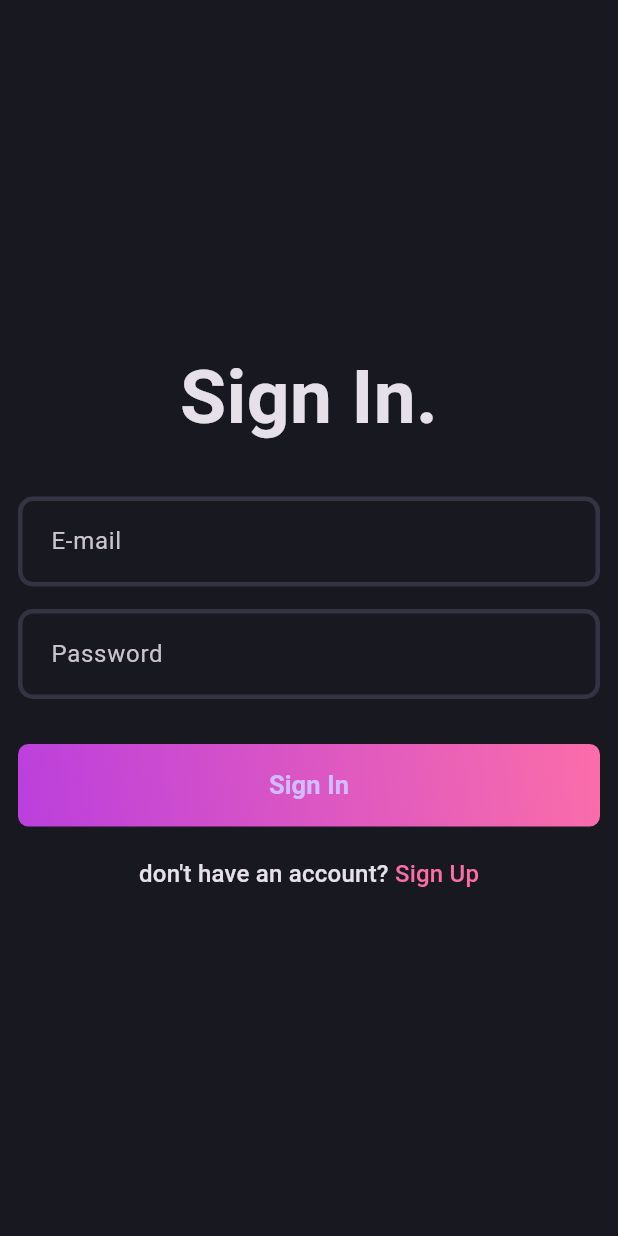
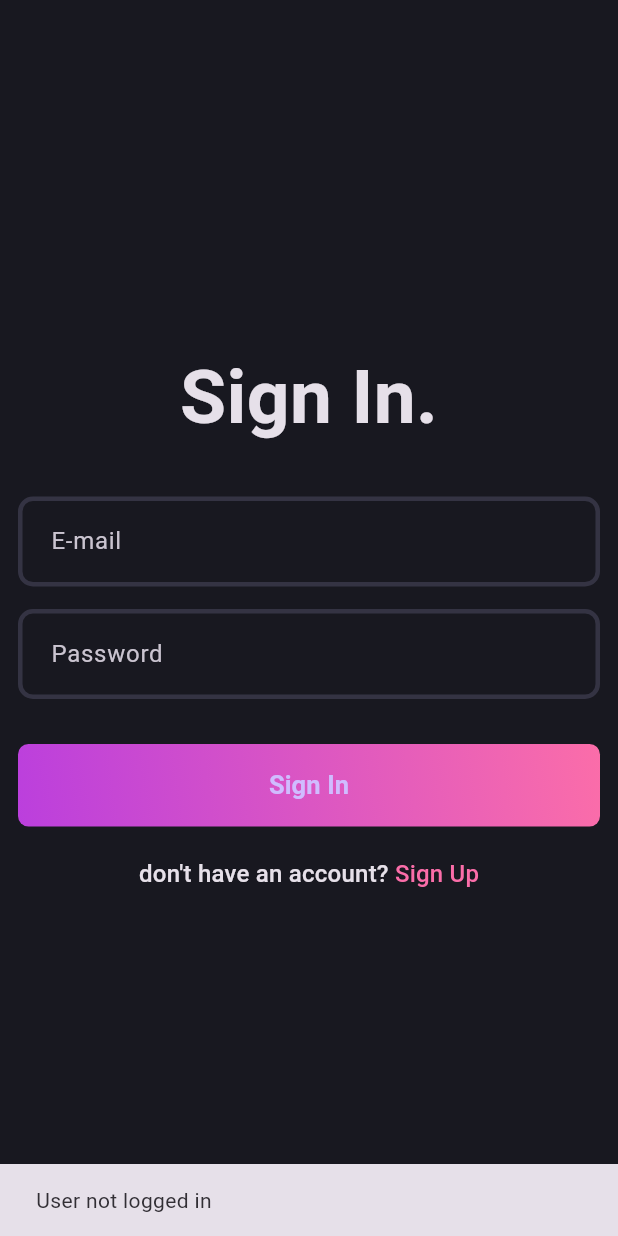
Before and after one commit to mohannadofficial/blog_app_clean_architecture, a Flutter app: the first screen one second after launch, on a phone screen of 412 x 824 dp. Run offline on Flutter 3.47's test engine with Material 3 defaults, Android fonts, the light colour scheme and no system bars; our stand-ins replace equatable, flutter_bloc, fpdart, get_it, go_router, supabase_flutter; accounts and stored records are empty.

Commit message:
fetch current user when open app

```diff
--- /dev/null
+++ b/lib/app.dart
@@ -0,0 +1,21 @@
+import 'package:blog/core/common/cubit/app_user_cubit.dart';
+import 'package:blog/features/auth/presentation/pages/sign_in_page.dart';
+import 'package:blog/features/blog/presenation/pages/blog_page.dart';
+import 'package:flutter/material.dart';
+import 'package:flutter_bloc/flutter_bloc.dart';
+
+class App extends StatelessWidget {
+  const App({super.key});
+
+  @override
+  Widget build(BuildContext context) {
+    return BlocSelector<AppUserCubit, AppUserState, bool>(
+      selector: (state) {
+        return state is AppUserLoggedIn;
+      },
+      builder: (context, isLoggedIn) {
+        return isLoggedIn ? const BlogPage() : const SignInPage();
+      },
+    );
+  }
+}
--- a/lib/app_router.dart
+++ b/lib/app_router.dart
@@ -1,8 +1,12 @@
+import 'package:blog/app.dart';
 import 'package:blog/features/auth/presentation/pages/sign_in_page.dart';
 import 'package:blog/features/auth/presentation/pages/sign_up_page.dart';
+import 'package:blog/features/blog/presenation/pages/blog_page.dart';
 import 'package:go_router/go_router.dart';
 
 enum AppRouter {
+  home,
+  blog,
   signIn,
   signUp,
 }
@@ -13,13 +17,24 @@ final goRoute = GoRouter(
   routes: [
     GoRoute(
         path: '/',
+        name: AppRouter.home.name,
+        builder: (context, state) => const App(),
+        routes: [
+          GoRoute(
+            path: 'blogs',
+            name: AppRouter.blog.name,
+            builder: (context, state) => const BlogPage(),
+          ),
+          GoRoute(
+            path: 'sign-in',
             name: AppRouter.signIn.name,
             builder: (context, state) => const SignInPage(),
           ),
           GoRoute(
-      path: '/sign-up',
+            path: 'sign-up',
             name: AppRouter.signUp.name,
             builder: (context, state) => const SignUpPage(),
           ),
+        ]),
   ],
 );
--- /dev/null
+++ b/lib/core/common/cubit/app_user_cubit.dart
@@ -0,0 +1,17 @@
+import 'package:blog/features/auth/domain/entities/user.dart';
+import 'package:equatable/equatable.dart';
+import 'package:flutter_bloc/flutter_bloc.dart';
+
+part 'app_user_state.dart';
+
+class AppUserCubit extends Cubit<AppUserState> {
+  AppUserCubit() : super(AppUserInitial());
+
+  void updateUser(User? user) {
+    if (user == null) {
+      emit(AppUserInitial());
+    } else {
+      emit(AppUserLoggedIn(user: user));
+    }
+  }
+}
--- /dev/null
+++ b/lib/core/common/cubit/app_user_state.dart
@@ -0,0 +1,24 @@
+part of 'app_user_cubit.dart';
+
+sealed class AppUserState extends Equatable {
+  const AppUserState();
+
+  @override
+  List<Object> get props => [];
+}
+
+final class AppUserInitial extends AppUserState {
+  @override
+  List<Object> get props => [];
+}
+
+final class AppUserLoggedIn extends AppUserState {
+  final User user;
+
+  const AppUserLoggedIn({
+    required this.user,
+  });
+
+  @override
+  List<Object> get props => [user];
+}
--- a/lib/features/auth/data/repository/auth_repository.dart
+++ b/lib/features/auth/data/repository/auth_repository.dart
@@ -2,6 +2,7 @@ import 'package:blog/core/error/exception.dart';
 import 'package:blog/core/error/failure.dart';
 import 'package:blog/features/auth/data/datasources/auth_remote_data_source.dart';
 import 'package:blog/features/auth/data/models/user_model.dart';
+import 'package:blog/features/auth/domain/entities/user.dart';
 import 'package:blog/features/auth/domain/repository/base_auth_repository.dart';
 import 'package:fpdart/fpdart.dart';
 
@@ -44,4 +45,17 @@ class AuthRepository implements BaseAuthRepository {
       return left(Failure(message: e.message));
     }
   }
+
+  @override
+  Future<Either<Failure, User>> getCurrentUser() async {
+    try {
+      final user = await authRemoteDataSource.getCurrentUser();
+      if (user == null) {
+        return left(Failure(message: 'User not logged in'));
+      }
+      return right(user);
+    } on ServerException catch (e) {
+      return left(Failure(message: e.message));
+    }
+  }
 }
--- a/lib/features/auth/domain/repository/base_auth_repository.dart
+++ b/lib/features/auth/domain/repository/base_auth_repository.dart
@@ -13,4 +13,6 @@ abstract interface class BaseAuthRepository {
     required String email,
     required String password,
   });
+
+  Future<Either<Failure, User>> getCurrentUser();
 }
--- /dev/null
+++ b/lib/features/auth/domain/usecases/get_current_user_usecase.dart
@@ -0,0 +1,14 @@
+import 'package:blog/core/error/failure.dart';
+import 'package:blog/core/usecase/base_usecase.dart';
+import 'package:blog/features/auth/domain/entities/user.dart';
+import 'package:blog/features/auth/domain/repository/base_auth_repository.dart';
+import 'package:fpdart/fpdart.dart';
+
+class GetCurrentUserUsecase implements BaseUsecase<User, NoParams> {
+  final BaseAuthRepository authRepository;
+  GetCurrentUserUsecase({required this.authRepository});
+  @override
+  Future<Either<Failure, User>> call(NoParams params) async {
+    return await authRepository.getCurrentUser();
+  }
+}
--- a/lib/features/auth/presentation/bloc/auth_bloc.dart
+++ b/lib/features/auth/presentation/bloc/auth_bloc.dart
@@ -1,4 +1,7 @@
+import 'package:blog/core/common/cubit/app_user_cubit.dart';
+import 'package:blog/core/usecase/base_usecase.dart';
 import 'package:blog/features/auth/domain/entities/user.dart';
+import 'package:blog/features/auth/domain/usecases/get_current_user_usecase.dart';
 import 'package:blog/features/auth/domain/usecases/sign_in_usecase.dart';
 import 'package:blog/features/auth/domain/usecases/sign_up_usecase.dart';
 import 'package:equatable/equatable.dart';
@@ -10,25 +13,34 @@ part 'auth_event.dart';
 part 'auth_state.dart';
 
 class AuthBloc extends Bloc<AuthEvent, AuthState> {
+  final AppUserCubit _appUserCubit;
+
   final SignUpUsecase _signUp;
   final SignInUsecase _signIn;
+  final GetCurrentUserUsecase _getCurrentUser;
 
   AuthBloc({
     required SignUpUsecase signUp,
     required SignInUsecase signIn,
+    required GetCurrentUserUsecase getCurrentUser,
+    required AppUserCubit appUserCubit,
   })  : _signUp = signUp,
         _signIn = signIn,
+        _getCurrentUser = getCurrentUser,
+        _appUserCubit = appUserCubit,
         super(AuthInitial()) {
+    on<AuthEvent>(
+      (_, emit) => emit(AuthLoading()),
+    );
     on<SignUpEvent>(_signUpWithEmailPassword);
     on<SignInEvent>(_signInWithEmailPassword);
+    on<GetCurrentUserEvent>(_getCurrentLoggedUser);
   }
 
   void _signUpWithEmailPassword(
     SignUpEvent event,
     Emitter<AuthState> emit,
   ) async {
-    emit(AuthLoading());
-
     final res = await _signUp(
       SignUpParams(
         email: event.email,
@@ -41,14 +53,12 @@ class AuthBloc extends Bloc<AuthEvent, AuthState> {
       (l) => emit(
         AuthFailure(l.message),
       ),
-      (r) => emit(AuthSuccess(user: r)),
+      (r) => _emitAuthSuccess(user: r, emit: emit),
     );
   }
 
   void _signInWithEmailPassword(
       SignInEvent event, Emitter<AuthState> emit) async {
-    emit(AuthLoading());
-
     final res = await _signIn(
       SignInParams(
         email: event.email,
@@ -60,7 +70,22 @@ class AuthBloc extends Bloc<AuthEvent, AuthState> {
       (l) => emit(
         AuthFailure(l.message),
       ),
-      (r) => emit(AuthSuccess(user: r)),
+      (r) => _emitAuthSuccess(user: r, emit: emit),
     );
   }
+
+  void _getCurrentLoggedUser(
+      GetCurrentUserEvent event, Emitter<AuthState> emit) async {
+    final res = await _getCurrentUser(NoParams());
+    res.fold(
+      (l) => emit(AuthFailure(l.message)),
+      (r) => _emitAuthSuccess(user: r, emit: emit),
+    );
+  }
+
+  void _emitAuthSuccess(
+      {required User user, required Emitter<AuthState> emit}) {
+    _appUserCubit.updateUser(user);
+    emit(AuthSuccess(user: user));
+  }
 }
--- a/lib/features/auth/presentation/bloc/auth_event.dart
+++ b/lib/features/auth/presentation/bloc/auth_event.dart
@@ -8,7 +8,7 @@ sealed class AuthEvent extends Equatable {
   List<Object> get props => [];
 }
 
-class SignUpEvent extends AuthEvent {
+final class SignUpEvent extends AuthEvent {
   final String name;
   final String email;
   final String password;
@@ -23,7 +23,7 @@ class SignUpEvent extends AuthEvent {
   List<Object> get props => [name, email, password];
 }
 
-class SignInEvent extends AuthEvent {
+final class SignInEvent extends AuthEvent {
   final String email;
   final String password;
 
@@ -35,3 +35,8 @@ class SignInEvent extends AuthEvent {
   @override
   List<Object> get props => [email, password];
 }
+
+final class GetCurrentUserEvent extends AuthEvent {
+  @override
+  List<Object> get props => [];
+}
```
Also changed, not shown: lib/features/auth/data/datasources/auth_remote_data_source.dart (+22 -0 lines), lib/features/blog/presenation/pages/blog_page.dart (added, +14 -0 lines), lib/init_dependencies.dart (+10 -0 lines), lib/main.dart (+8 -1 lines). Lines whose indentation alone changed are shown as unchanged.
